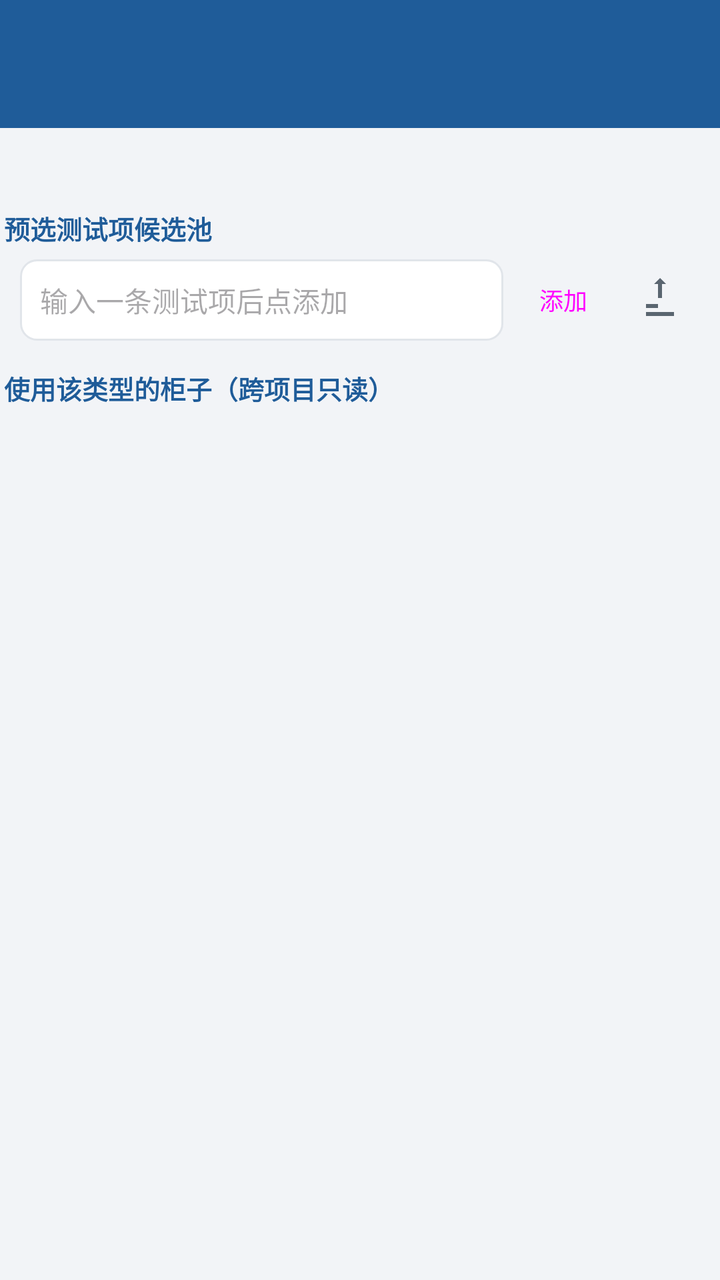
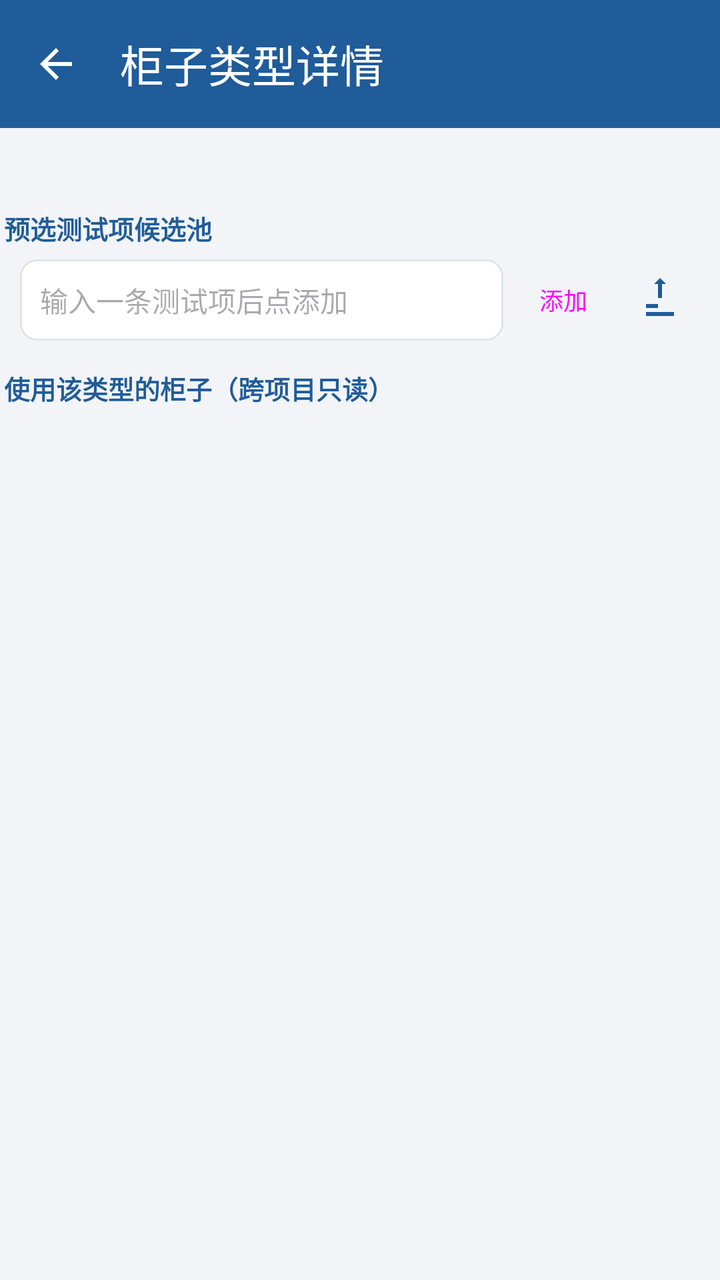

An Android layout rendered at two revisions. The XML below is the earlier revision; the diff shows what the commit changed to produce the second picture.
<!-- AndroidManifest.xml: application theme Theme.App -->
<!-- res/layout/activity_type_detail.xml -->
<?xml version="1.0" encoding="utf-8"?>
<LinearLayout xmlns:android="http://schemas.android.com/apk/res/android"
    xmlns:app="http://schemas.android.com/apk/res/auto"
    android:layout_width="match_parent"
    android:layout_height="match_parent"
    android:orientation="vertical">

    <com.google.android.material.appbar.AppBarLayout
        android:layout_width="match_parent"
        android:layout_height="wrap_content">

        <com.google.android.material.appbar.MaterialToolbar
            android:id="@+id/toolbar"
            android:layout_width="match_parent"
            android:layout_height="?attr/actionBarSize"
            android:background="@color/primary"
            app:navigationIcon="@drawable/ic_back"
            app:title="@string/title_type_detail"
            app:titleTextColor="@color/on_primary" />
    </com.google.android.material.appbar.AppBarLayout>

    <ScrollView
        android:layout_width="match_parent"
        android:layout_height="match_parent">

        <LinearLayout
            android:layout_width="match_parent"
            android:layout_height="wrap_content"
            android:orientation="vertical"
            android:paddingBottom="24dp">

            <TextView
                android:id="@+id/tv_type_info"
                android:layout_width="match_parent"
                android:layout_height="wrap_content"
                android:paddingStart="14dp"
                android:paddingTop="10dp"
                android:paddingEnd="14dp"
                android:textColor="@color/text_secondary"
                android:textSize="12sp" />

            <TextView
                style="@style/SectionLabel"
                android:layout_marginStart="2dp"
                android:text="@string/section_pool_manage" />

            <LinearLayout
                android:layout_width="match_parent"
                android:layout_height="wrap_content"
                android:gravity="center_vertical"
                android:orientation="horizontal"
                android:paddingStart="10dp"
                android:paddingEnd="10dp">

                <EditText
                    android:id="@+id/et_new_item"
                    style="@style/FormInput"
                    android:layout_width="0dp"
                    android:layout_weight="1"
                    android:hint="@string/pool_input_hint"
                    android:inputType="text"
                    android:singleLine="true" />

                <Button
                    android:id="@+id/btn_add_item"
                    style="@style/SmallButton"
                    android:layout_width="wrap_content"
                    android:layout_marginStart="6dp"
                    android:text="@string/add" />

                <ImageButton
                    android:id="@+id/btn_batch_import"
                    android:layout_width="40dp"
                    android:layout_height="36dp"
                    android:layout_marginStart="4dp"
                    android:background="?attr/selectableItemBackgroundBorderless"
                    android:contentDescription="@string/batch_import"
                    android:src="@drawable/ic_import"
                    app:tint="@color/primary" />
            </LinearLayout>

            <androidx.recyclerview.widget.RecyclerView
                android:id="@+id/rv_pool"
                android:layout_width="match_parent"
                android:layout_height="wrap_content" />

            <TextView
                android:id="@+id/tv_pool_empty"
                android:layout_width="match_parent"
                android:layout_height="wrap_content"
                android:gravity="center"
                android:padding="16dp"
                android:text="@string/empty_pool_detail"
                android:textColor="@color/text_secondary"
                android:visibility="gone" />

            <TextView
                style="@style/SectionLabel"
                android:layout_marginStart="2dp"
                android:text="@string/section_usage" />

            <androidx.recyclerview.widget.RecyclerView
                android:id="@+id/rv_usage"
                android:layout_width="match_parent"
                android:layout_height="wrap_content" />

            <TextView
                android:id="@+id/tv_usage_empty"
                android:layout_width="match_parent"
                android:layout_height="wrap_content"
                android:gravity="center"
                android:padding="16dp"
                android:text="@string/empty_usage"
                android:textColor="@color/text_secondary"
                android:visibility="gone" />
        </LinearLayout>
    </ScrollView>
</LinearLayout>
<!-- resources referenced by this layout -->
<resources>
  <color name="on_primary">#FFFFFF</color>
  <color name="primary">#1F5C99</color>
  <color name="text_secondary">#5A6570</color>
  <!-- drawable ic_back (drawable) -->
  <?xml version="1.0" encoding="utf-8"?>
  <vector xmlns:android="http://schemas.android.com/apk/res/android"
      android:width="24dp" android:height="24dp"
      android:viewportWidth="24" android:viewportHeight="24"
      android:tint="@color/on_primary">
      <path android:fillColor="@android:color/white"
          android:pathData="M20,11H7.83l5.59,-5.59L12,4l-8,8 8,8 1.41,-1.41L7.83,13H20v-2z" />
  </vector>
  <!-- drawable ic_import (drawable) -->
  <?xml version="1.0" encoding="utf-8"?>
  <vector xmlns:android="http://schemas.android.com/apk/res/android"
      android:width="24dp" android:height="24dp"
      android:viewportWidth="24" android:viewportHeight="24"
      android:tint="?attr/colorControlNormal">
      
      <path android:fillColor="@android:color/white"
          android:pathData="M9,4l3,-3 3,3h-2v7h-2V4H9zM5,18h14v2H5zM5,14h6v2H5z" />
  </vector>
  <string name="add">添加</string>
  <string name="batch_import">批量导入</string>
  <string name="empty_pool_detail">候选池为空，在上方输入框添加第一条</string>
  <string name="empty_usage">尚无柜子使用该类型</string>
  <string name="pool_input_hint">输入一条测试项后点添加</string>
  <string name="section_pool_manage">预选测试项候选池</string>
  <string name="section_usage">使用该类型的柜子（跨项目只读）</string>
  <string name="title_type_detail">柜子类型详情</string>
  <style name="FormInput">
          <item name="android:layout_width">match_parent</item>
          <item name="android:layout_height">wrap_content</item>
          <item name="android:background">@drawable/bg_input</item>
          <item name="android:paddingStart">10dp</item>
          <item name="android:paddingEnd">10dp</item>
          <item name="android:paddingTop">10dp</item>
          <item name="android:paddingBottom">10dp</item>
          <item name="android:textSize">14sp</item>
      </style>
  <style name="SectionLabel">
          <item name="android:layout_width">match_parent</item>
          <item name="android:layout_height">wrap_content</item>
          <item name="android:textColor">?attr/colorPrimary</item>
          <item name="android:textSize">13sp</item>
          <item name="android:textStyle">bold</item>
          <item name="android:layout_marginTop">14dp</item>
          <item name="android:layout_marginBottom">6dp</item>
      </style>
  <style name="SmallButton" parent="Widget.Material3.Button.OutlinedButton">
          <item name="android:layout_height">36dp</item>
          <item name="android:minWidth">0dp</item>
          <item name="android:paddingStart">12dp</item>
          <item name="android:paddingEnd">12dp</item>
          <item name="android:textSize">12sp</item>
      </style>
  <!-- drawable bg_input (drawable) -->
  <?xml version="1.0" encoding="utf-8"?>
  <shape xmlns:android="http://schemas.android.com/apk/res/android" android:shape="rectangle">
      <solid android:color="@color/surface" />
      <corners android:radius="8dp" />
      <stroke android:width="1dp" android:color="@color/divider" />
  </shape>
  <color name="primary_container">#D9E6F5</color>
  <color name="on_primary_container">#0B3055</color>
  <color name="secondary">#45607F</color>
  <color name="bg">#F2F4F7</color>
  <color name="surface">#FFFFFF</color>
  <color name="on_surface">#1B1F24</color>
  <color name="danger">#B3261E</color>
  <color name="primary_dark">#17456F</color>
  <color name="divider">#E1E5EA</color>
  <!-- unchanged entries left out for length: 1 -->
</resources>

<!-- the commit's change to res/layout/activity_type_detail.xml (unified diff, before → after) -->
@@ -1,6 +1,6 @@
 <?xml version="1.0" encoding="utf-8"?>
 <LinearLayout xmlns:android="http://schemas.android.com/apk/res/android"
-    xmlns:app="http://schemas.android.com/apk/res/auto"
+    xmlns:app="http://schemas.android.com/apk/res-auto"
     android:layout_width="match_parent"
     android:layout_height="match_parent"
     android:orientation="vertical">
